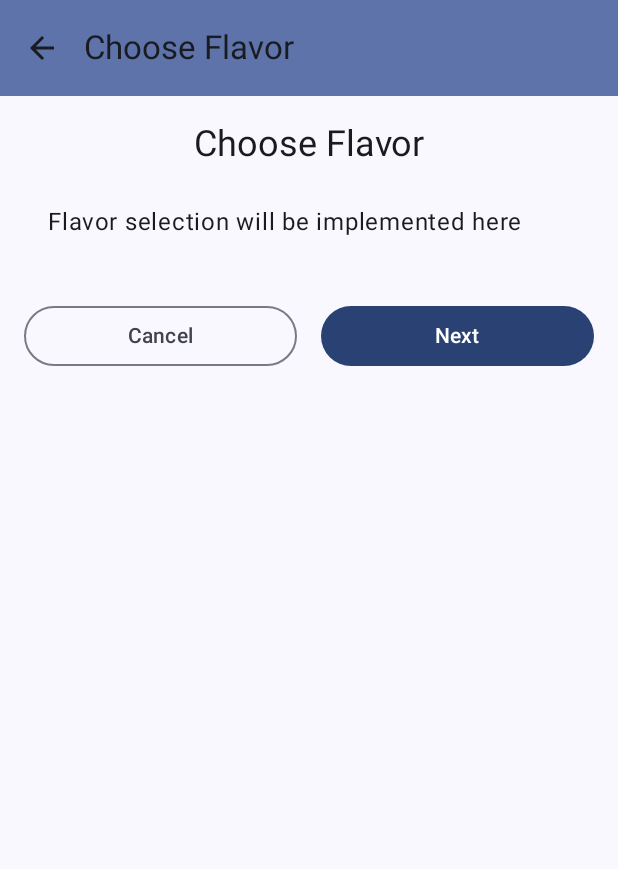
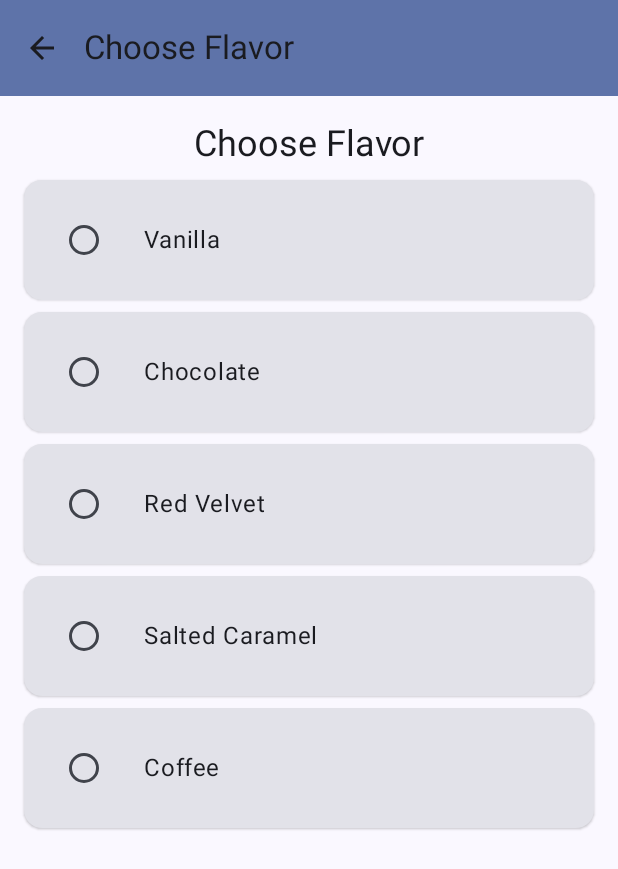
Before and after one commit to Zuluaga17/CupcakeApp, an Android app built with Jetpack Compose: the SelectFlavorScreen screen opened through its navigation route, on a phone screen of 412 x 824 dp. Shown: the top 869 px of the screen. Run offline under Robolectric (Android 15) with nearby library versions, the phone set to English and light mode, and no system bars.

Commit message:
implementar CupcakeApp con navegación Compose y selección de sabores con RadioButtons

```diff
--- a/app/src/main/java/com/example/cupcakeapp/CupcakeScreen.kt
+++ b/app/src/main/java/com/example/cupcakeapp/CupcakeScreen.kt
@@ -87,7 +87,6 @@ fun CupcakeApp(
                 StartOrderScreen(
                     quantityOptions = DataSource.quantityOptions,
                     onNextButtonClicked = { quantity ->
-                        // Navegar a la pantalla de selección de sabores
                         navController.navigate(CupcakeScreen.Flavor.name)
                     },
                     modifier = Modifier
@@ -96,13 +95,9 @@ fun CupcakeApp(
 
             composable(route = CupcakeScreen.Flavor.name) {
                 SelectFlavorScreen(
-                    onNextButtonClicked = {
-                        // TODO: Navegar a la siguiente pantalla
-                        println("Next button clicked in Flavor screen")
-                    },
-                    onCancelButtonClicked = {
-                        // Cancelar pedido y regresar al inicio
-                        navController.popBackStack(CupcakeScreen.Start.name, inclusive = false)
+                    options = DataSource.flavors,
+                    onSelectionChanged = { flavor ->
+                        println("Selected flavor: $flavor")
                     }
                 )
             }
--- a/app/src/main/java/com/example/cupcakeapp/ui/SelectOptionScreen.kt
+++ b/app/src/main/java/com/example/cupcakeapp/ui/SelectOptionScreen.kt
@@ -2,26 +2,38 @@ package com.example.cupcakeapp.ui
 
 import androidx.compose.foundation.layout.Arrangement
 import androidx.compose.foundation.layout.Column
+import androidx.compose.foundation.layout.Row
 import androidx.compose.foundation.layout.fillMaxWidth
 import androidx.compose.foundation.layout.padding
+import androidx.compose.foundation.selection.selectable
 import androidx.compose.material3.Button
+import androidx.compose.material3.Card
+import androidx.compose.material3.CardDefaults
 import androidx.compose.material3.MaterialTheme
 import androidx.compose.material3.OutlinedButton
+import androidx.compose.material3.RadioButton
 import androidx.compose.material3.Text
 import androidx.compose.runtime.Composable
+import androidx.compose.runtime.getValue
+import androidx.compose.runtime.mutableStateOf
+import androidx.compose.runtime.saveable.rememberSaveable
+import androidx.compose.runtime.setValue
 import androidx.compose.ui.Alignment
 import androidx.compose.ui.Modifier
 import androidx.compose.ui.res.dimensionResource
 import androidx.compose.ui.tooling.preview.Preview
 import com.example.cupcakeapp.R
+import com.example.cupcakeapp.data.DataSource
 import com.example.cupcakeapp.ui.theme.CupcakeAppTheme
 
 @Composable
 fun SelectFlavorScreen(
-    onNextButtonClicked: () -> Unit = {},
-    onCancelButtonClicked: () -> Unit = {},
+    options: List<String>,
+    onSelectionChanged: (String) -> Unit = {},
     modifier: Modifier = Modifier
 ) {
+    var selectedValue by rememberSaveable { mutableStateOf("") }
+
     Column(
         modifier = modifier.padding(dimensionResource(R.dimen.padding_medium)),
         verticalArrangement = Arrangement.spacedBy(dimensionResource(R.dimen.padding_small))
@@ -32,30 +44,39 @@ fun SelectFlavorScreen(
             modifier = Modifier.align(Alignment.CenterHorizontally)
         )
 
-        // TODO: Agregar lista de sabores con RadioButtons
-        Text(
-            text = "Flavor selection will be implemented here",
-            modifier = Modifier.padding(dimensionResource(R.dimen.padding_medium))
-        )
-
-        // Botones de navegación
-        androidx.compose.foundation.layout.Row(
-            modifier = Modifier
-                .fillMaxWidth()
-                .padding(top = dimensionResource(R.dimen.padding_medium)),
-            horizontalArrangement = Arrangement.spacedBy(dimensionResource(R.dimen.padding_medium))
-        ) {
-            OutlinedButton(
-                modifier = Modifier.weight(1f),
-                onClick = onCancelButtonClicked
+        // Lista de sabores con RadioButtons
+        options.forEach { item ->
+            Card(
+                modifier = Modifier
+                    .fillMaxWidth()
+                    .selectable(
+                        selected = selectedValue == item,
+                        onClick = {
+                            selectedValue = item
+                            onSelectionChanged(item)
+                        }
+                    ),
+                elevation = CardDefaults.cardElevation(defaultElevation = dimensionResource(R.dimen.thickness_divider))
             ) {
-                Text("Cancel")
-            }
-            Button(
-                modifier = Modifier.weight(1f),
-                onClick = onNextButtonClicked
-            ) {
-                Text("Next")
+                Row(
+                    modifier = Modifier
+                        .fillMaxWidth()
+                        .padding(dimensionResource(R.dimen.padding_medium)),
+                    verticalAlignment = Alignment.CenterVertically
+                ) {
+                    RadioButton(
+                        selected = selectedValue == item,
+                        onClick = {
+                            selectedValue = item
+                            onSelectionChanged(item)
+                        }
+                    )
+                    Text(
+                        text = item,
+                        style = MaterialTheme.typography.bodyLarge,
+                        modifier = Modifier.padding(start = dimensionResource(R.dimen.padding_medium))
+                    )
+                }
             }
         }
     }
@@ -65,6 +86,8 @@ fun SelectFlavorScreen(
 @Composable
 fun SelectFlavorScreenPreview() {
     CupcakeAppTheme {
-        SelectFlavorScreen()
+        SelectFlavorScreen(
+            options = DataSource.flavors
+        )
     }
 }
--- a/app/src/main/java/com/example/cupcakeapp/ui/StartOrderScreen.kt
+++ b/app/src/main/java/com/example/cupcakeapp/ui/StartOrderScreen.kt
@@ -31,7 +31,8 @@ fun StartOrderScreen(
     modifier: Modifier = Modifier
 ) {
     Column(
-        modifier = modifier.padding(dimensionResource(R.dimen.padding_medium)),
+        modifier = modifier
+            .padding(dimensionResource(R.dimen.padding_medium)),
         verticalArrangement = Arrangement.spacedBy(dimensionResource(R.dimen.padding_small))
     ) {
         Column(
@@ -90,7 +91,6 @@ fun SelectQuantityButton(
     }
 }
 
-
 @Preview(showBackground = true)
 @Composable
 fun StartOrderScreenPreview() {
```
